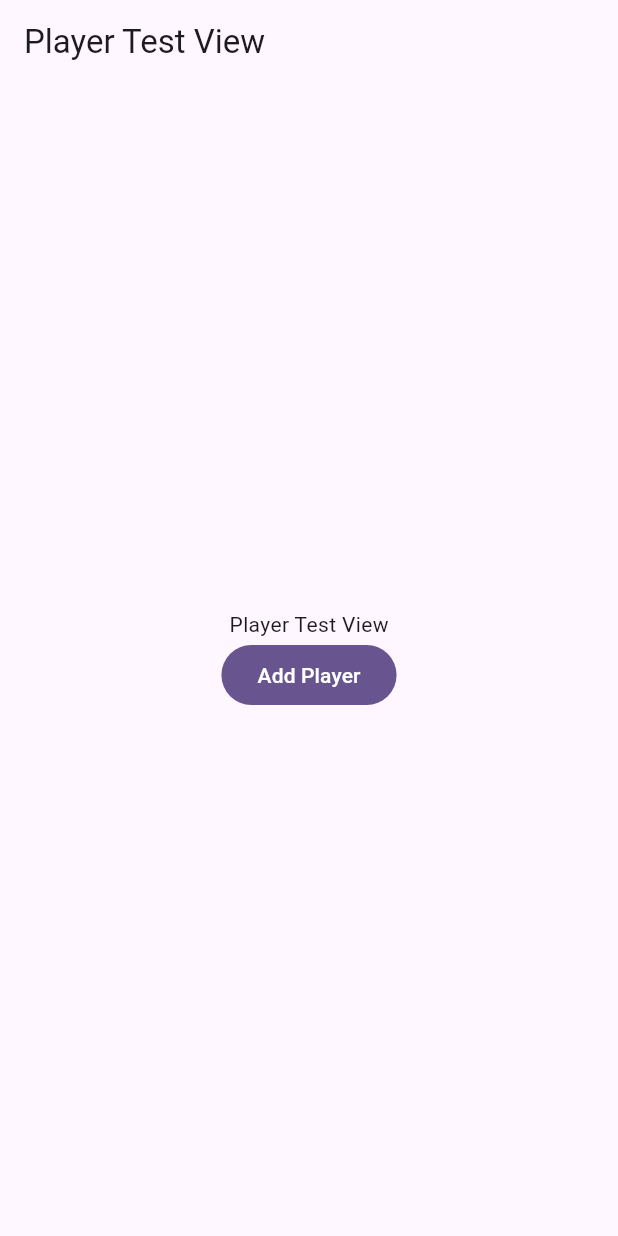
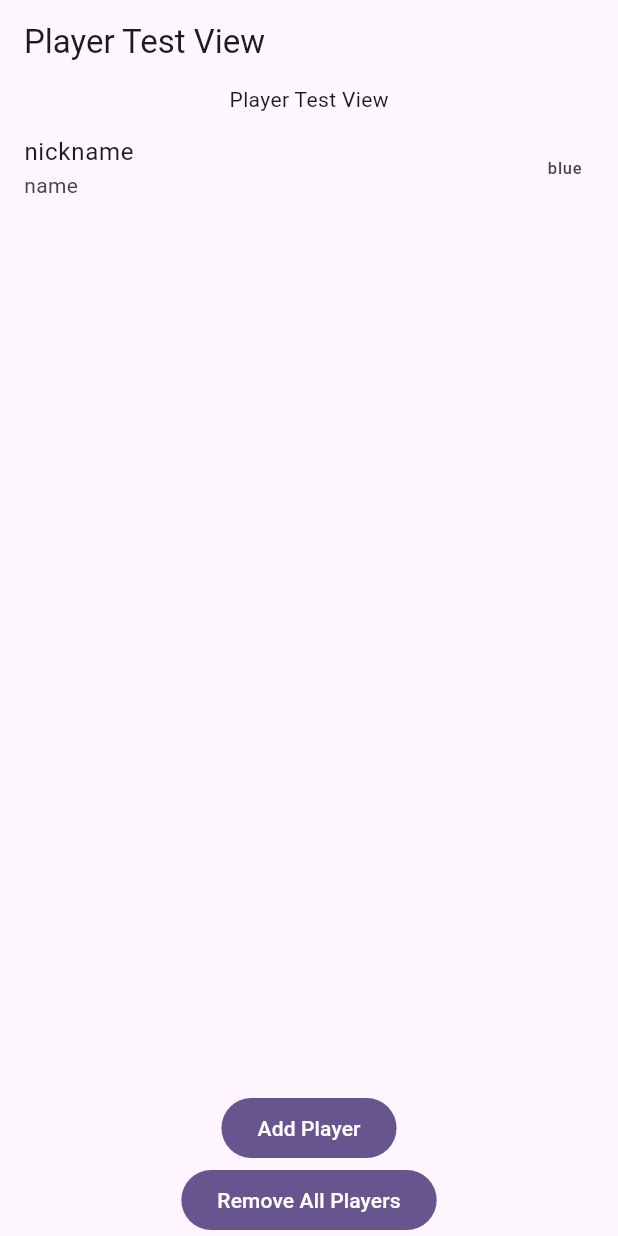
Before and after one commit to Domciotomcio/kj_amongus, a Flutter app: the screen it shows after launch, after a tap on "Add Player", on a phone screen of 412 x 824 dp. Run offline on Flutter 3.47's test engine with Material 3 defaults, Android fonts, the light colour scheme and no system bars; our stand-ins replace cloud_firestore, firebase_core, freezed_annotation; accounts and stored records are empty.

Commit message:
add player service

```diff
--- a/lib/services/player_service.dart
+++ b/lib/services/player_service.dart
@@ -1,4 +1,5 @@
 import 'package:cloud_firestore/cloud_firestore.dart';
+import 'package:kj_amongus/data/models/player/player.dart';
 import 'package:uuid/uuid.dart';
 
 class PlayerService {
@@ -9,9 +10,25 @@ class PlayerService {
     final id = Uuid().v4();
 
     await _firestore.collection('players').doc(id).set({
+      'id': id,
       'nickname': nickname,
       'name': name,
       'fraction': fraction,
     });
   }
+
+  Stream<List<Player>> getPlayersStream() {
+    return _firestore.collection('players').snapshots().map((snapshot) {
+      return snapshot.docs.map((doc) {
+        return Player.fromJson(doc.data());
+      }).toList();
+    });
+  }
+
+  Future<void> removeAllPlayers() async {
+    final players = await _firestore.collection('players').get();
+    for (final player in players.docs) {
+      await player.reference.delete();
+    }
+  }
 }
--- a/lib/views/player_test_view.dart
+++ b/lib/views/player_test_view.dart
@@ -18,13 +18,47 @@ class PlayerTestView extends StatelessWidget {
             Text(
               'Player Test View',
             ),
+            Expanded(
+              child: StreamBuilder(
+                  stream: playerService.getPlayersStream(),
+                  builder: (context, snapshot) {
+                    if (snapshot.connectionState == ConnectionState.waiting) {
+                      return CircularProgressIndicator(); // Show loading indicator
+                    }
+                    if (snapshot.hasError) {
+                      return Text('Error: ${snapshot.error}');
+                    }
+                    if (snapshot.hasData) {
+                      final players = snapshot.data as List<Player>;
+                      return ListView.builder(
+                        itemCount: players.length,
+                        itemBuilder: (context, index) {
+                          final player = players[index];
+                          return ListTile(
+                            title: Text(player.nickname),
+                            subtitle: Text(player.name),
+                            trailing: Text(player.fraction.name),
+                          );
+                        },
+                      );
+                    } else {
+                      return Text("Idk what happened");
+                    }
+                  }),
+            ),
             FilledButton(
                 onPressed: () {
                   // add player to firebase
-                  playerService.createPlayer('nickname', 'name', 'fraction');
+                  playerService.createPlayer('nickname', 'name', 'blue');
                   print("SIEMA");
                 },
                 child: Text("Add Player")),
+            FilledButton(
+                onPressed: () {
+                  // remove all the players
+                  playerService.removeAllPlayers();
+                },
+                child: Text("Remove All Players")),
           ],
         ),
       ),
```
